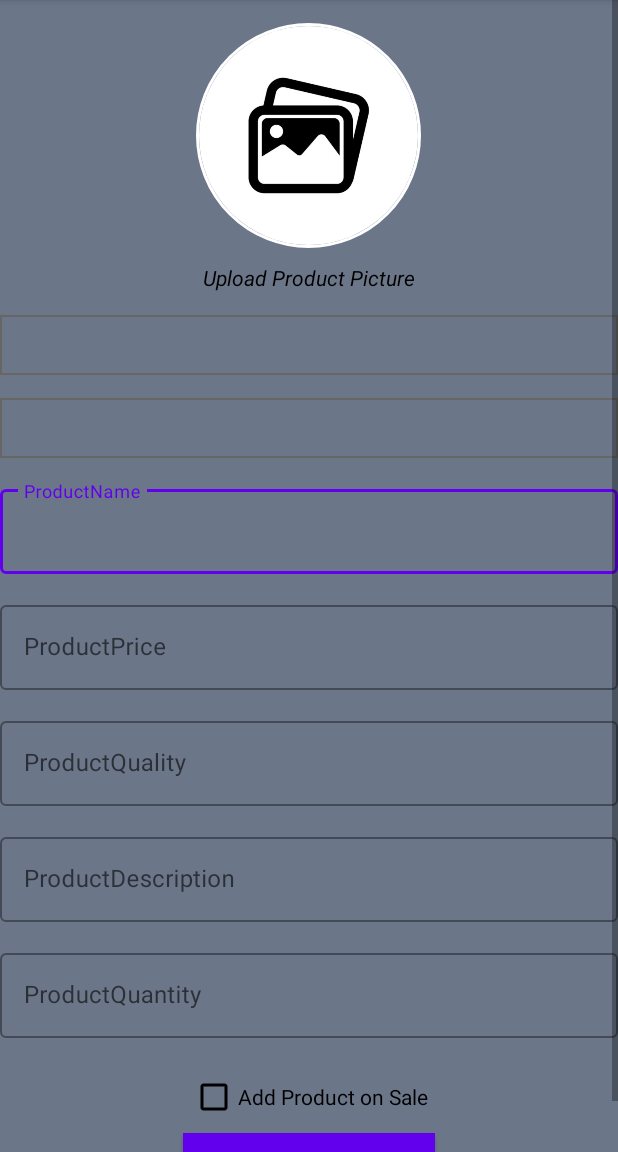
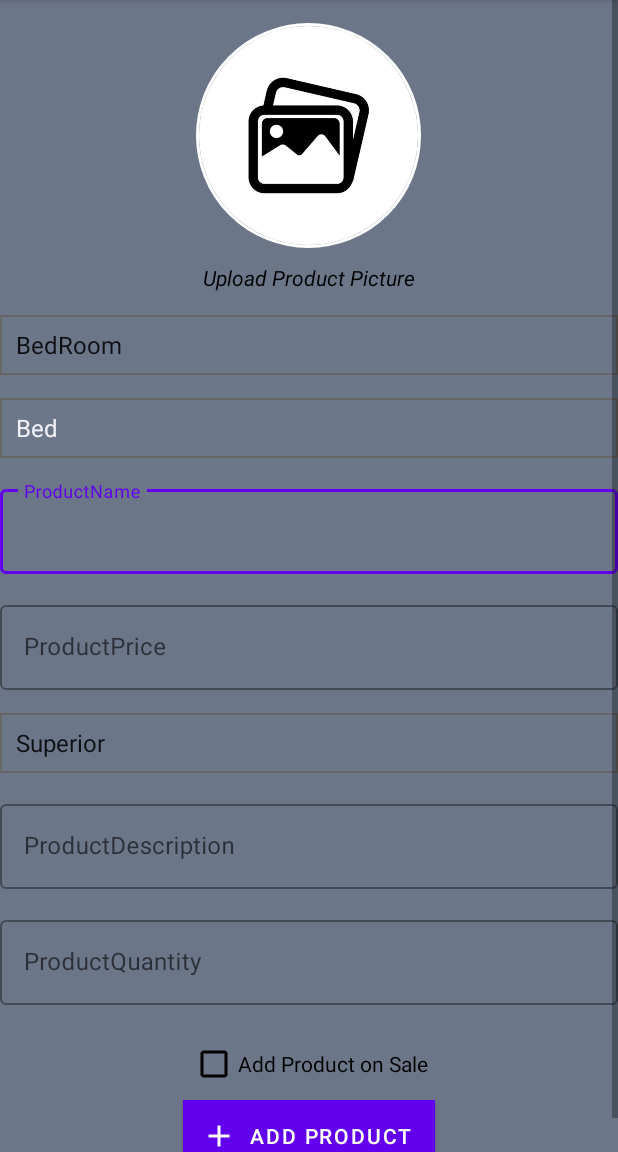
Before and after one commit to HimanshBatra/QualityFurnishings, an Android app: the AdminAddProducts screen opened directly, with no data from a screen before it, on a phone screen of 412 x 824 dp, the part 84-1236 px from its top. Run offline under Robolectric (Android 15) with nearby library versions, the phone set to English and light mode, and no system bars; our stand-ins replace CircleImageView, Firebase (no records; nobody signed in at launch, a user with empty details on screens opened directly).

Commit message:
Minor in add product

```diff
--- a/app/src/main/java/com/example/qualityfurnishings/AdminAddProducts.java
+++ b/app/src/main/java/com/example/qualityfurnishings/AdminAddProducts.java
@@ -19,6 +19,8 @@ import android.text.Editable;
 import android.text.TextUtils;
 import android.util.Log;
 import android.view.View;
+import android.widget.AdapterView;
+import android.widget.ArrayAdapter;
 import android.widget.Button;
 import android.widget.CheckBox;
 import android.widget.EditText;
@@ -38,14 +40,17 @@ import com.google.firebase.storage.UploadTask;
 import java.io.FileNotFoundException;
 import java.io.InputStream;
 import java.net.URI;
+import java.util.ArrayList;
 import java.util.HashMap;
 import java.util.Map;
 
 public class AdminAddProducts extends AppCompatActivity {
 
-    Spinner ProductCategory,SubCategory;
+    Spinner ProductCategory,SubCategory,SpProductQuality;
+    ArrayList list = new ArrayList();
     EditText ProductName,ProductPrice,ProductDescription,ProductQuantity,ProductQuality;
-    String imageValue;
+    String imageValue ="";
+    String   CategoryId,  SubCategoryId , QualityId;
     Button addProduct;
     ImageView imageView;
     TextView selectImg;
@@ -54,10 +59,13 @@ public class AdminAddProducts extends AppCompatActivity {
     private int Rqststorage=1;
     private int Rqstfile=2;
     private Uri uri;
+    String Category[] ={"BedRoom","Kitchen","LivingRoom","Bathroom","Office"};
+    String Quality[] ={"Superior","Well Founded","Cheap","UnWarranted"};
     //private String uriPath;
     private Intent intentData;
     FirebaseStorage storage = FirebaseStorage.getInstance();
     StorageReference storageRef = storage.getReference();
+
 
     @Override
     protected void onCreate(Bundle savedInstanceState) {
@@ -69,8 +77,129 @@ public class AdminAddProducts extends AppCompatActivity {
         ProductPrice = (EditText) findViewById(R.id.ProductPrice);
         ProductDescription = (EditText) findViewById(R.id.ProductDescription);
         ProductQuantity = (EditText) findViewById(R.id.ProducQuantity);
-        ProductQuality = (EditText) findViewById(R.id.ProductQuality);
+        // ProductQuality = (EditText) findViewById(R.id.ProductQuality);
+        ProductCategory = (Spinner) findViewById(R.id.ProductCategory);
+        SubCategory = (Spinner) findViewById(R.id.ProductsubCategory);
+        SpProductQuality = (Spinner) findViewById(R.id.ProductQuality);
         sale = (CheckBox) findViewById(R.id.sale);
+
+
+
+        ProductCategory.setOnItemSelectedListener(new AdapterView.OnItemSelectedListener() {
+            @Override
+            public void onItemSelected(AdapterView<?> parent, View view, int i, long id) {
+
+
+                CategoryId = Category[i].toString();
+                if (CategoryId.equals("BedRoom")) {
+
+                    list.clear();
+                    list.add("Bed");
+                    list.add("Makeup Vanities");
+                    list.add("Vanity Stool");
+                    list.add("Vegetarian");
+                    list.add("Dressers");
+
+
+                    ArrayAdapter aa = new ArrayAdapter(getApplicationContext(), android.R.layout.simple_spinner_item, list);
+                    aa.setDropDownViewResource(android.R.layout.simple_spinner_dropdown_item);
+                    SubCategory.setAdapter(aa);
+                } else if (CategoryId.equals("Kitchen")) {
+
+                    list.clear();
+                    list.add("Kitchen Islands");
+                    list.add("Bakers Racks");
+                    list.add("Food Pantries");
+                    list.add("Wine Racks");
+
+
+
+                    ArrayAdapter aa = new ArrayAdapter(getApplicationContext(), android.R.layout.simple_spinner_item, list);
+                    aa.setDropDownViewResource(android.R.layout.simple_spinner_dropdown_item);
+                    SubCategory.setAdapter(aa);
+
+                } else if (CategoryId.equals("LivingRoom")) {
+
+                    list.clear();
+                    list.add("Sofas");
+                    list.add("Coffee Tables");
+                    list.add("Book Cases");
+                    list.add("Cabinets & Chests");
+                    ArrayAdapter aa = new ArrayAdapter(getApplicationContext(), android.R.layout.simple_spinner_item, list);
+                    aa.setDropDownViewResource(android.R.layout.simple_spinner_dropdown_item);
+                    SubCategory.setAdapter(aa);
+                }
+
+                    else if (CategoryId.equals("Bathroom")) {
+
+                    list.clear();
+                    list.add("Bathroom Vanities");
+                    list.add("Bathroom Cabinets");
+                    list.add("Medicine Cabinets");
+                    ArrayAdapter aa = new ArrayAdapter(getApplicationContext(), android.R.layout.simple_spinner_item, list);
+                    aa.setDropDownViewResource(android.R.layout.simple_spinner_dropdown_item);
+                    SubCategory.setAdapter(aa);
+                }
+                else if (CategoryId.equals("Office")) {
+
+                    list.clear();
+                    list.add("Office Chairs");
+                    list.add("Printer Stands");
+                    list.add("Office Stools");
+                    list.add("Laptop Carts & Stands");
+
+                    ArrayAdapter aa = new ArrayAdapter(getApplicationContext(), android.R.layout.simple_spinner_item, list);
+                    aa.setDropDownViewResource(android.R.layout.simple_spinner_dropdown_item);
+                    SubCategory.setAdapter(aa);
+                }
+            }
+
+            @Override
+            public void onNothingSelected(AdapterView<?> parent) {
+
+            }
+        });
+
+
+        //Creating the ArrayAdapter instance having the country list
+        ArrayAdapter aa = new ArrayAdapter(this, android.R.layout.simple_spinner_item, Category);
+        aa.setDropDownViewResource(android.R.layout.simple_spinner_dropdown_item);
+//Setting the ArrayAdapter data on the Spinner
+        ProductCategory.setAdapter(aa);
+
+
+        SubCategory.setOnItemSelectedListener(new AdapterView.OnItemSelectedListener() {
+            @Override
+            public void onItemSelected(AdapterView<?> parent, View view, int i, long id) {
+                SubCategoryId=list.get(i).toString();
+            }
+
+            @Override
+            public void onNothingSelected(AdapterView<?> parent) {
+
+            }
+        });
+
+
+
+
+
+      SpProductQuality.setOnItemSelectedListener(new AdapterView.OnItemSelectedListener() {
+          @Override
+          public void onItemSelected(AdapterView<?> parent, View view, int position, long id) {
+              QualityId = Quality[position].toString();
+          }
+
+          @Override
+          public void onNothingSelected(AdapterView<?> parent) {
+
+          }
+      });
+        //Creating the ArrayAdapter instance having the country list
+        ArrayAdapter productQuality = new ArrayAdapter(this, android.R.layout.simple_spinner_item, Quality);
+        productQuality.setDropDownViewResource(android.R.layout.simple_spinner_dropdown_item);
+//Setting the ArrayAdapter data on the Spinner
+        SpProductQuality.setAdapter(productQuality);
 
 
 
@@ -94,8 +223,9 @@ public class AdminAddProducts extends AppCompatActivity {
         addProduct.setOnClickListener(new View.OnClickListener() {
             @Override
             public void onClick(View v) {
-                final String stPrice = ProductPrice.getText().toString();
-                final int a = Integer.parseInt(stPrice);
+
+
+
                 if (TextUtils.isEmpty(ProductName.getText().toString())) {
                     Toast.makeText(getApplicationContext(), "Please Enter Product Name", Toast.LENGTH_SHORT).show();
                 }
@@ -105,13 +235,11 @@ public class AdminAddProducts extends AppCompatActivity {
                 else if(TextUtils.isEmpty(ProductDescription.getText().toString())){
                     Toast.makeText(getApplicationContext(), "Please Enter Product Description", Toast.LENGTH_SHORT).show();
                 }
-                else if(TextUtils.isEmpty(ProductQuality.getText().toString())){
-                    Toast.makeText(getApplicationContext(), "Please Enter Product Quality", Toast.LENGTH_SHORT).show();
-                }
+
                 else if(TextUtils.isEmpty(ProductQuantity.getText().toString())){
                     Toast.makeText(getApplicationContext(), "Please Enter Product Quantity", Toast.LENGTH_SHORT).show();
                 }
-                else if(TextUtils.isEmpty(imageValue)){
+                else if(imageValue.equals("")){
                     Toast.makeText(getApplicationContext(), "Please upload the image of the product", Toast.LENGTH_SHORT).show();
                 }
                 else {
@@ -121,24 +249,41 @@ public class AdminAddProducts extends AppCompatActivity {
                     else{
                          Liquidation = false;
                     }
+                    String stPrice = ProductPrice.getText().toString();
+                    final int a = Integer.parseInt(stPrice);
                     DatabaseReference database = FirebaseDatabase.getInstance().getReference();
                     Map<String, Object> furnitureProduct = new HashMap<>();
                     furnitureProduct.put("name", ProductName.getText().toString());
                     furnitureProduct.put("image", imageValue);
                     furnitureProduct.put("price", a);
-                    furnitureProduct.put("quality", ProductQuality.getText().toString());
+                    furnitureProduct.put("quality", QualityId);
                     furnitureProduct.put("quantity", ProductQuantity.getText().toString());
                     furnitureProduct.put("description",ProductDescription.getText().toString());
                     furnitureProduct.put("sale",Liquidation);
 
 
                     // CREATE Product
-                    DatabaseReference db_ref = database.child("FurnitureCategory").child("BedRoom").child("Chair").push(); // new key is created
+                    DatabaseReference db_ref = database.child("FurnitureCategory").child(CategoryId).child(SubCategoryId ).push(); // new key is created
                     db_ref.setValue(furnitureProduct);
                     Toast.makeText(getApplicationContext(), "Product Added Successfully", Toast.LENGTH_SHORT).show();
+                    cleartext();
                 }
             }
         });
+    }
+
+    private void cleartext() {
+        ProductName.setText(null);
+        ProductPrice.setText(null);
+        ProductDescription.setText(null);
+        ProductQuantity.setText(null);
+        imageView.setImageResource(R.drawable.image);
+        imageValue = "";
+
+        if (sale.isChecked()){
+            sale.toggle();
+        }
+
     }
 
     private void selectImage() {
@@ -151,7 +296,7 @@ public class AdminAddProducts extends AppCompatActivity {
     protected void onActivityResult(int requestCode, int resultCode, @Nullable Intent data) {
         super.onActivityResult(requestCode, resultCode, data);
         if(requestCode == Rqstfile && resultCode ==RESULT_OK){
-            if(data != null){
+            if(data != null ){
                 uri = data.getData();
                 intentData = data;
 
--- a/app/src/main/res/layout/activity_admin_add_products.xml
+++ b/app/src/main/res/layout/activity_admin_add_products.xml
@@ -10,9 +10,10 @@
     <LinearLayout
     android:layout_width="match_parent"
     android:layout_height="match_parent"
-    android:background="#6C7689"
+        android:background="#6C7689"
         android:orientation="vertical"
     tools:context=".AdminAddProducts">
+
 
         <de.hdodenhof.circleimageview.CircleImageView
             android:id="@+id/imgview"
@@ -36,19 +37,21 @@
             android:text="Upload Product Picture"/>
 
 
-        <Spinner
+          <Spinner
                 android:id="@+id/ProductCategory"
                 android:layout_width="match_parent"
                 android:layout_height="40dp"
                 android:layout_marginTop="15dp"
-                android:background="@drawable/spinnerbg" />
+              android:background="@drawable/spinnerbg"
+               />
 
             <Spinner
                 android:id="@+id/ProductsubCategory"
                 android:layout_width="match_parent"
                 android:layout_height="40dp"
                 android:layout_marginTop="15dp"
-                android:background="@drawable/spinnerbg" />
+                android:background="@drawable/spinnerbg"
+                 />
 
             <com.google.android.material.textfield.TextInputLayout
                 style="@style/Widget.MaterialComponents.TextInputLayout.OutlinedBox"
@@ -80,20 +83,13 @@
 
             </com.google.android.material.textfield.TextInputLayout>
 
-            <com.google.android.material.textfield.TextInputLayout
-                style="@style/Widget.MaterialComponents.TextInputLayout.OutlinedBox"
-                android:layout_width="match_parent"
-                android:layout_height="wrap_content"
-                android:layout_marginTop="15dp"
-                android:hint="ProductQuality">
-
-                <com.google.android.material.textfield.TextInputEditText
-                    android:id="@+id/ProductQuality"
-                    android:layout_width="match_parent"
-                    android:layout_height="wrap_content"
-                    android:inputType="text" />
-
-            </com.google.android.material.textfield.TextInputLayout>
+        <Spinner
+            android:id="@+id/ProductQuality"
+            android:layout_width="match_parent"
+            android:layout_height="40dp"
+            android:layout_marginTop="15dp"
+            android:background="@drawable/spinnerbg"
+            />
 
             <com.google.android.material.textfield.TextInputLayout
                 style="@style/Widget.MaterialComponents.TextInputLayout.OutlinedBox"
@@ -141,6 +137,7 @@
                 android:layout_gravity="center_horizontal"
                 android:background="#1F2633"
                 android:text="Add Product"
+                android:layout_marginBottom="10dp"
                 app:icon="@drawable/ic_baseline_add_24" />
 
 </LinearLayout>
```
